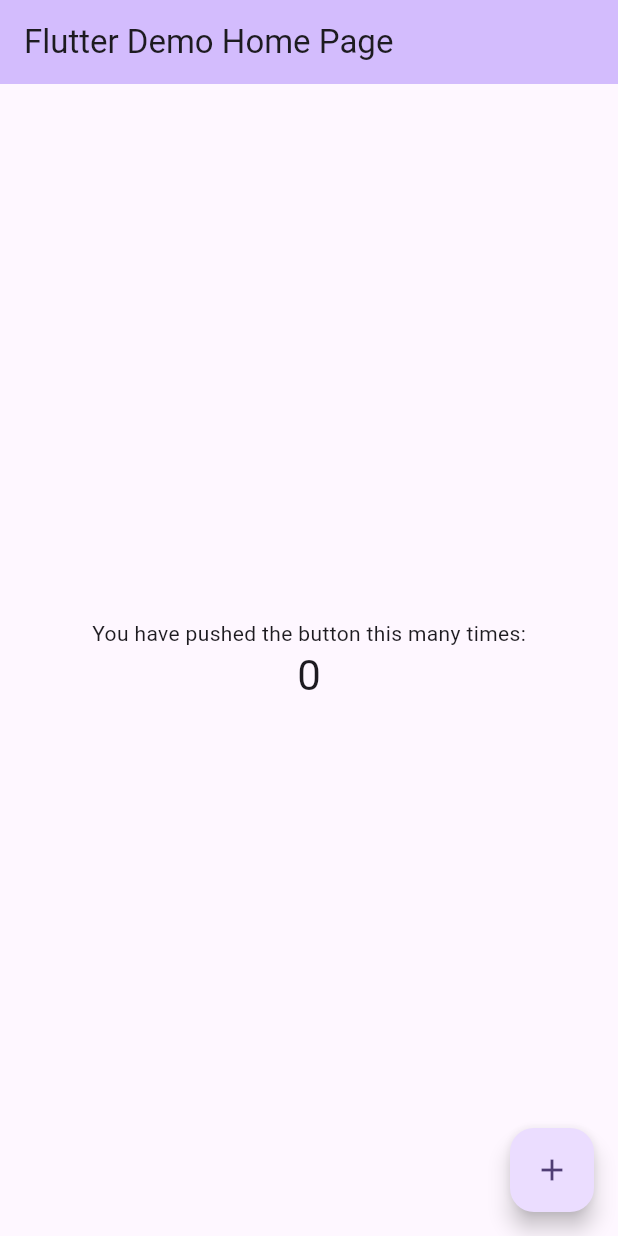
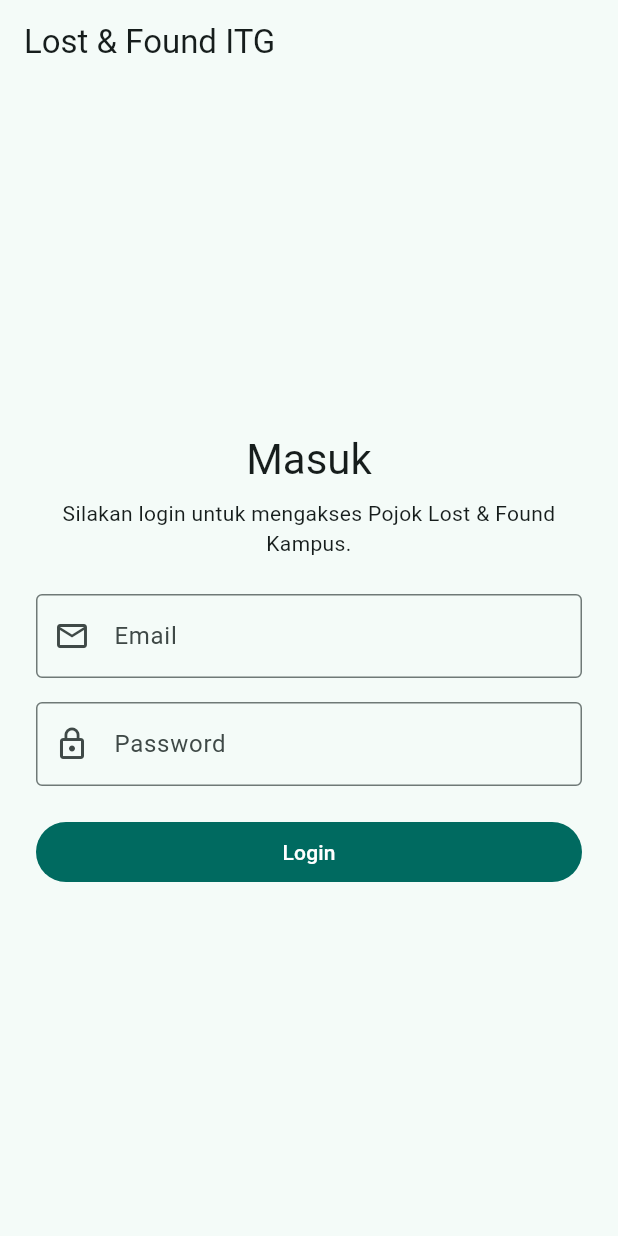
Before and after one commit to mohyasrul/UTS-Mobile-Flutter-RijalDanielMohammadYasrul, a Flutter app: the screen it shows after launch, on a phone screen of 412 x 824 dp. Run offline on Flutter 3.47's test engine with Material 3 defaults, Android fonts, the phone set to English and light mode, and no system bars.

Commit message:
feat(login): setup app shell and basic login UI

```diff
--- a/lib/main.dart
+++ b/lib/main.dart
@@ -1,4 +1,5 @@
 import 'package:flutter/material.dart';
+import 'package:uts_pemrogramanmobile/pages/login_page.dart';
 
 void main() {
   runApp(const MyApp());
@@ -7,116 +8,15 @@ void main() {
 class MyApp extends StatelessWidget {
   const MyApp({super.key});
 
-  // This widget is the root of your application.
   @override
   Widget build(BuildContext context) {
     return MaterialApp(
-      title: 'Flutter Demo',
+      title: 'Lost & Found ITG',
       theme: ThemeData(
-        // This is the theme of your application.
-        //
-        // TRY THIS: Try running your application with "flutter run". You'll see
-        // the application has a purple toolbar. Then, without quitting the app,
-        // try changing the seedColor in the colorScheme below to Colors.green
-        // and then invoke "hot reload" (save your changes or press the "hot
-        // reload" button in a Flutter-supported IDE, or press "r" if you used
-        // the command line to start the app).
-        //
-        // Notice that the counter didn't reset back to zero; the application
-        // state is not lost during the reload. To reset the state, use hot
-        // restart instead.
-        //
-        // This works for code too, not just values: Most code changes can be
-        // tested with just a hot reload.
-        colorScheme: .fromSeed(seedColor: Colors.deepPurple),
+        colorScheme: ColorScheme.fromSeed(seedColor: Colors.teal),
+        useMaterial3: true,
       ),
-      home: const MyHomePage(title: 'Flutter Demo Home Page'),
+      home: const LoginPage(),
     );
   }
 }
-
-class MyHomePage extends StatefulWidget {
-  const MyHomePage({super.key, required this.title});
-
-  // This widget is the home page of your application. It is stateful, meaning
-  // that it has a State object (defined below) that contains fields that affect
-  // how it looks.
-
-  // This class is the configuration for the state. It holds the values (in this
-  // case the title) provided by the parent (in this case the App widget) and
-  // used by the build method of the State. Fields in a Widget subclass are
-  // always marked "final".
-
-  final String title;
-
-  @override
-  State<MyHomePage> createState() => _MyHomePageState();
-}
-
-class _MyHomePageState extends State<MyHomePage> {
-  int _counter = 0;
-
-  void _incrementCounter() {
-    setState(() {
-      // This call to setState tells the Flutter framework that something has
-      // changed in this State, which causes it to rerun the build method below
-      // so that the display can reflect the updated values. If we changed
-      // _counter without calling setState(), then the build method would not be
-      // called again, and so nothing would appear to happen.
-      _counter++;
-    });
-  }
-
-  @override
-  Widget build(BuildContext context) {
-    // This method is rerun every time setState is called, for instance as done
-    // by the _incrementCounter method above.
-    //
-    // The Flutter framework has been optimized to make rerunning build methods
-    // fast, so that you can just rebuild anything that needs updating rather
-    // than having to individually change instances of widgets.
-    return Scaffold(
-      appBar: AppBar(
-        // TRY THIS: Try changing the color here to a specific color (to
-        // Colors.amber, perhaps?) and trigger a hot reload to see the AppBar
-        // change color while the other colors stay the same.
-        backgroundColor: Theme.of(context).colorScheme.inversePrimary,
-        // Here we take the value from the MyHomePage object that was created by
-        // the App.build method, and use it to set our appbar title.
-        title: Text(widget.title),
-      ),
-      body: Center(
-        // Center is a layout widget. It takes a single child and positions it
-        // in the middle of the parent.
-        child: Column(
-          // Column is also a layout widget. It takes a list of children and
-          // arranges them vertically. By default, it sizes itself to fit its
-          // children horizontally, and tries to be as tall as its parent.
-          //
-          // Column has various properties to control how it sizes itself and
-          // how it positions its children. Here we use mainAxisAlignment to
-          // center the children vertically; the main axis here is the vertical
-          // axis because Columns are vertical (the cross axis would be
-          // horizontal).
-          //
-          // TRY THIS: Invoke "debug painting" (choose the "Toggle Debug Paint"
-          // action in the IDE, or press "p" in the console), to see the
-          // wireframe for each widget.
-          mainAxisAlignment: .center,
-          children: [
-            const Text('You have pushed the button this many times:'),
-            Text(
-              '$_counter',
-              style: Theme.of(context).textTheme.headlineMedium,
-            ),
-          ],
-        ),
-      ),
-      floatingActionButton: FloatingActionButton(
-        onPressed: _incrementCounter,
-        tooltip: 'Increment',
-        child: const Icon(Icons.add),
-      ),
-    );
-  }
-}
--- /dev/null
+++ b/lib/pages/home_page.dart
@@ -0,0 +1,22 @@
+import 'package:flutter/material.dart';
+
+class HomePage extends StatelessWidget {
+  const HomePage({super.key});
+
+  @override
+  Widget build(BuildContext context) {
+    return Scaffold(
+      appBar: AppBar(title: const Text('Home - Lost & Found ITG')),
+      body: const Center(
+        child: Padding(
+          padding: EdgeInsets.all(24),
+          child: Text(
+            'Home masih berupa placeholder untuk tahap Hari 1.\n\n'
+            'Tahap berikutnya akan menambahkan data list barang hilang/temuan.',
+            textAlign: TextAlign.center,
+          ),
+        ),
+      ),
+    );
+  }
+}
--- /dev/null
+++ b/lib/pages/login_page.dart
@@ -0,0 +1,66 @@
+import 'package:flutter/material.dart';
+import 'package:uts_pemrogramanmobile/pages/home_page.dart';
+
+class LoginPage extends StatelessWidget {
+  const LoginPage({super.key});
+
+  @override
+  Widget build(BuildContext context) {
+    return Scaffold(
+      appBar: AppBar(title: const Text('Lost & Found ITG')),
+      body: SafeArea(
+        child: Center(
+          child: SingleChildScrollView(
+            padding: const EdgeInsets.all(24),
+            child: Column(
+              crossAxisAlignment: CrossAxisAlignment.stretch,
+              children: [
+                Text(
+                  'Masuk',
+                  style: Theme.of(context).textTheme.headlineMedium,
+                  textAlign: TextAlign.center,
+                ),
+                const SizedBox(height: 8),
+                Text(
+                  'Silakan login untuk mengakses Pojok Lost & Found Kampus.',
+                  style: Theme.of(context).textTheme.bodyMedium,
+                  textAlign: TextAlign.center,
+                ),
+                const SizedBox(height: 24),
+                const TextField(
+                  keyboardType: TextInputType.emailAddress,
+                  decoration: InputDecoration(
+                    labelText: 'Email',
+                    border: OutlineInputBorder(),
+                    prefixIcon: Icon(Icons.email_outlined),
+                  ),
+                ),
+                const SizedBox(height: 16),
+                const TextField(
+                  obscureText: true,
+                  decoration: InputDecoration(
+                    labelText: 'Password',
+                    border: OutlineInputBorder(),
+                    prefixIcon: Icon(Icons.lock_outline),
+                  ),
+                ),
+                const SizedBox(height: 20),
+                FilledButton(
+                  onPressed: () {
+                    Navigator.push(
+                      context,
+                      MaterialPageRoute<void>(
+                        builder: (BuildContext context) => const HomePage(),
+                      ),
+                    );
+                  },
+                  child: const Text('Login'),
+                ),
+              ],
+            ),
+          ),
+        ),
+      ),
+    );
+  }
+}
```
Also changed, not shown: 1 other file.
